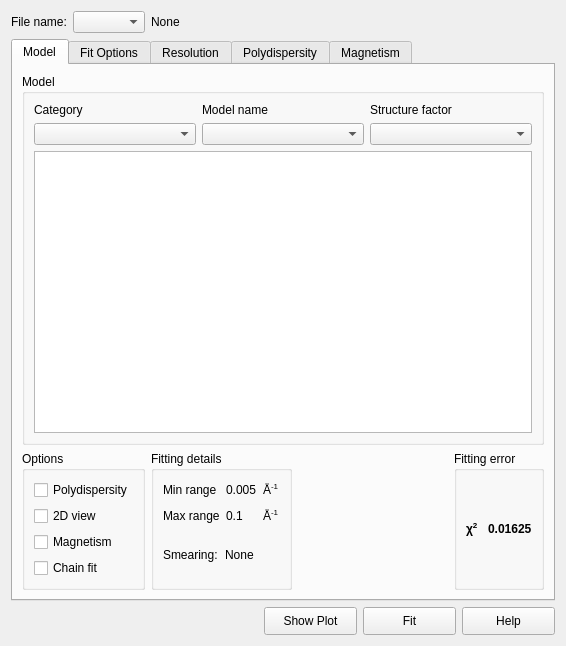
Old version of the form src/sas/qtgui/Perspectives/Fitting/UI/FittingWidgetUI.ui in the repository SasView/sasview.
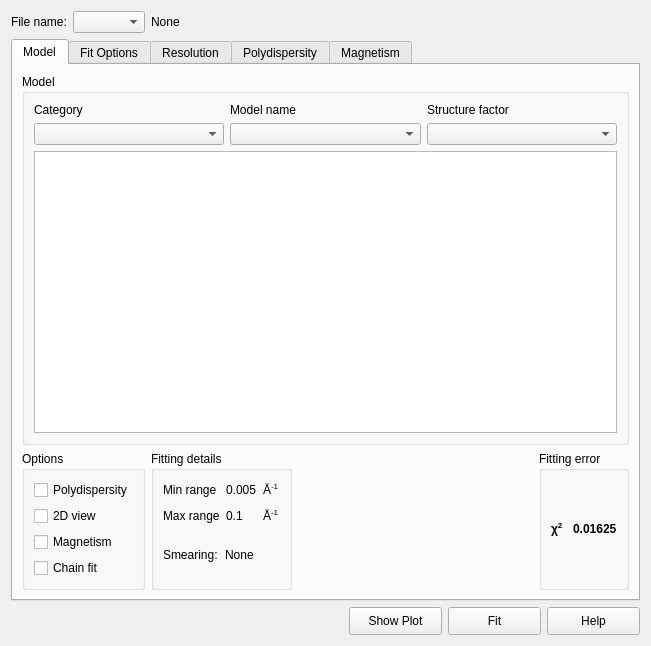
New version of the form.

Commit message: Welcome widget shows only when asked (ini file and/or menu item). Removed initial sizing of perspective windows to help with visibility.

The edit to the form file:
```diff
--- a/src/sas/qtgui/Perspectives/Fitting/UI/FittingWidgetUI.ui
+++ b/src/sas/qtgui/Perspectives/Fitting/UI/FittingWidgetUI.ui
@@ -6,7 +6,7 @@
    <rect>
     <x>0</x>
     <y>0</y>
-    <width>566</width>
+    <width>651</width>
     <height>646</height>
    </rect>
   </property>
```
The commit also changes 2 other files.
